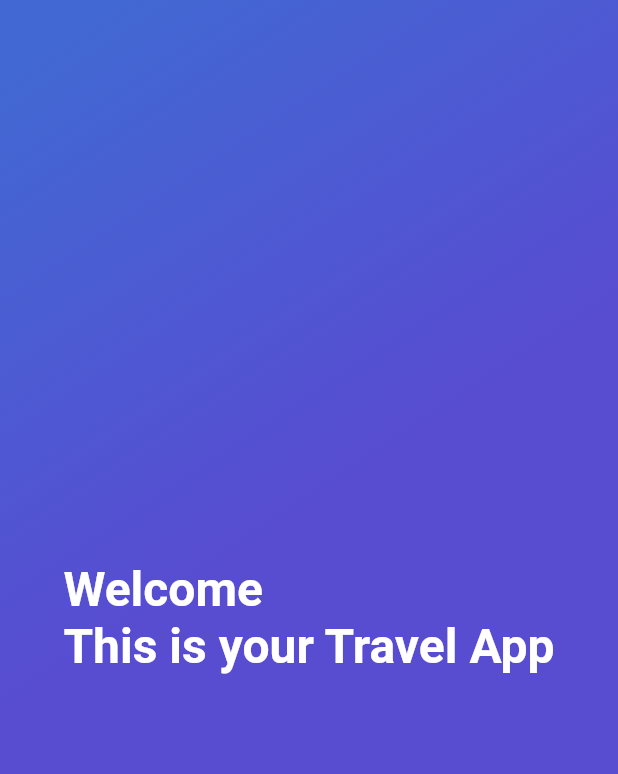
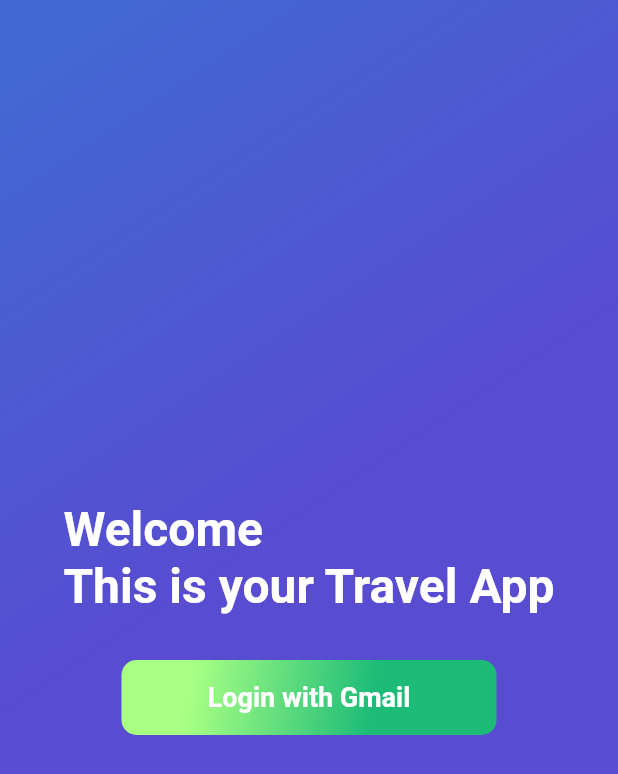
Before and after one commit to andresbadillo/app_demo_trips, a Flutter app: the screen it shows after launch, on a phone screen of 412 x 824 dp. Shown: the top 774 px of the screen. Run offline on Flutter 3.47's test engine with Material 2 defaults, Android fonts, the phone set to English and light mode, and no system bars; our stand-ins replace firebase_auth, firebase_core; missing offline and left inert: generic_bloc_provider; accounts and stored records are empty; Roboto replaces fonts that are missing (Red-Hat).

Commit message:
Se agregó el botón de Login with Google

```diff
--- a/lib/User/ui/screens/sign_in_screen.dart
+++ b/lib/User/ui/screens/sign_in_screen.dart
@@ -1,5 +1,6 @@
 import 'package:flutter/material.dart';
 import '../../../widgets/gradient_back.dart';
+import '../../../widgets/button_green.dart';
 
 class SignInScreen extends StatefulWidget {
   const SignInScreen({Key? key}) : super(key: key);
@@ -32,7 +33,12 @@
                 fontSize: 32.0,
                 color: Colors.white,
                 fontWeight: FontWeight.bold),
-          )
+          ),
+          ButtonGreen(
+              width: 250.0,
+              height: 50.0,
+              text: "Login with Gmail",
+              onPressed: () {})
         ],
       )
     ]));
--- /dev/null
+++ b/lib/widgets/button_green.dart
@@ -0,0 +1,62 @@
+import 'package:flutter/material.dart';
+
+class ButtonGreen extends StatefulWidget {
+  final String text;
+  final double width;
+  final double height;
+  final VoidCallback onPressed;
+
+  ButtonGreen(
+      {Key? key,
+      required this.width,
+      required this.height,
+      required this.text,
+      required this.onPressed})
+      : super(key: key);
+
+  @override
+  State<StatefulWidget> createState() {
+    // TODO: implement createState
+    return _ButtonGreen();
+  }
+}
+
+class _ButtonGreen extends State<ButtonGreen> {
+  @override
+  Widget build(BuildContext context) {
+    // TODO: implement build
+    return InkWell(
+      onTap: widget.onPressed,
+      child: Container(
+        margin: const EdgeInsets.only(
+          top: 30.0,
+          left: 20.0,
+          right: 20.0,
+        ),
+        width: widget.width,
+        height: widget.height,
+        decoration: BoxDecoration(
+            borderRadius: BorderRadius.circular(10.0),
+            gradient: const LinearGradient(
+                colors: [
+                  Color(0xFFa7ff84), // Arriba
+                  Color(0xFF1cbb78) // Abajo
+                ],
+                begin: FractionalOffset(0.2, 0.0),
+                end: FractionalOffset(1.0, 0.6),
+                stops: [0.0, 0.6],
+                tileMode: TileMode.clamp)),
+        child: Center(
+            child: Text(
+          widget.text,
+          style: const TextStyle(
+            fontSize: 18.0,
+            fontFamily: "Red-Hat",
+            fontWeight: FontWeight.bold,
+            color: Colors.white,
+          ),
+        )),
+      ),
+    );
+  }
+}
```
